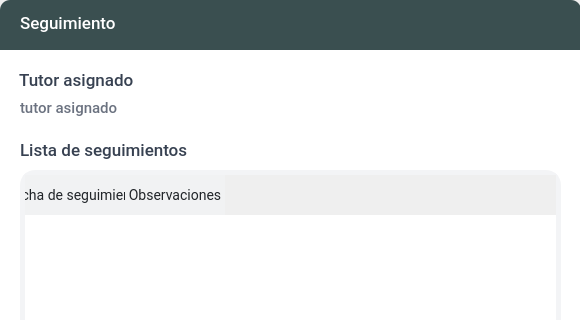
Above: App/source/ui_files/seguimiento_admin.ui from Bailon18/Vinculacion-desktop-python before the change; both pictures show x 0 to 580 and y 0 to 320 of the 580 by 550 pixel window. Below: the same form after it.
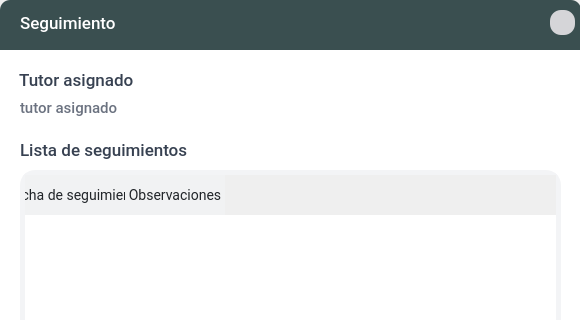
That is the form after the change. Icons and pictures are not drawn.

Diff of the .ui file:
```diff
--- a/App/source/ui_files/seguimiento_admin.ui
+++ b/App/source/ui_files/seguimiento_admin.ui
@@ -305,7 +305,7 @@
        <rect>
         <x>19</x>
         <y>70</y>
-        <width>201</width>
+        <width>371</width>
         <height>21</height>
        </rect>
       </property>
@@ -392,7 +392,7 @@
         <string>Cerrar</string>
        </property>
        <property name="styleSheet">
-        <string notr="true">#btn_closeTransfe{
+        <string notr="true">#btn_closeseguimiento{
 font-family: Roboto;
 font-weight: normal;
 font-size: 14px;
```
Left out of the diff: 2 changed lines with no effect on the pictures.
